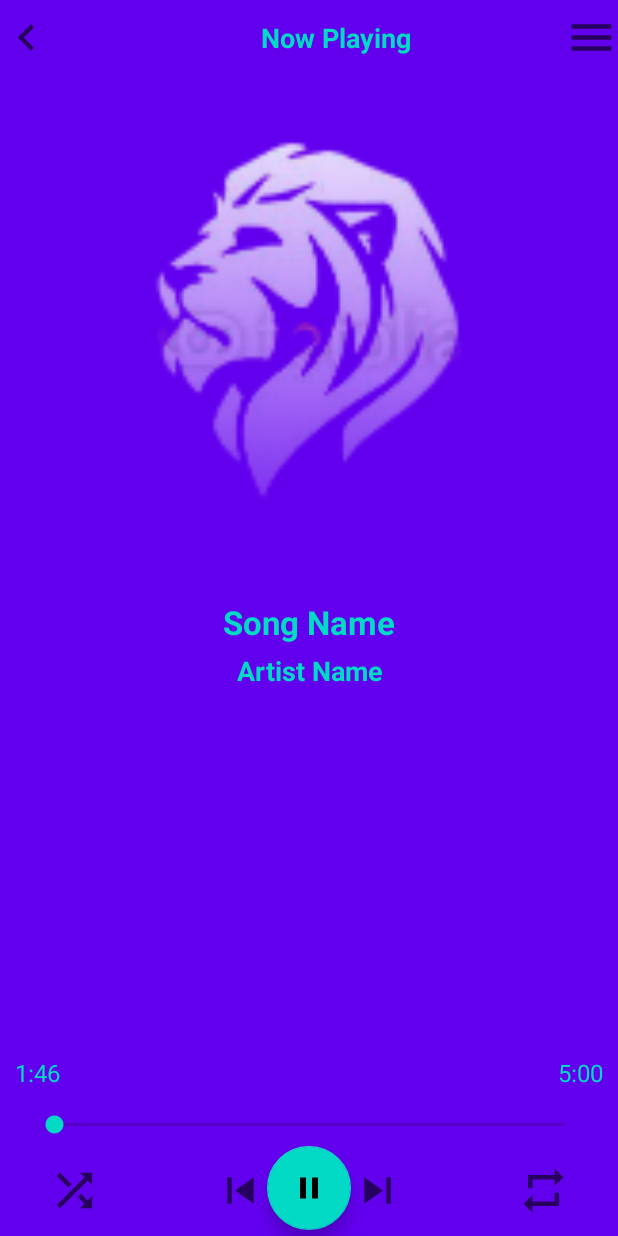
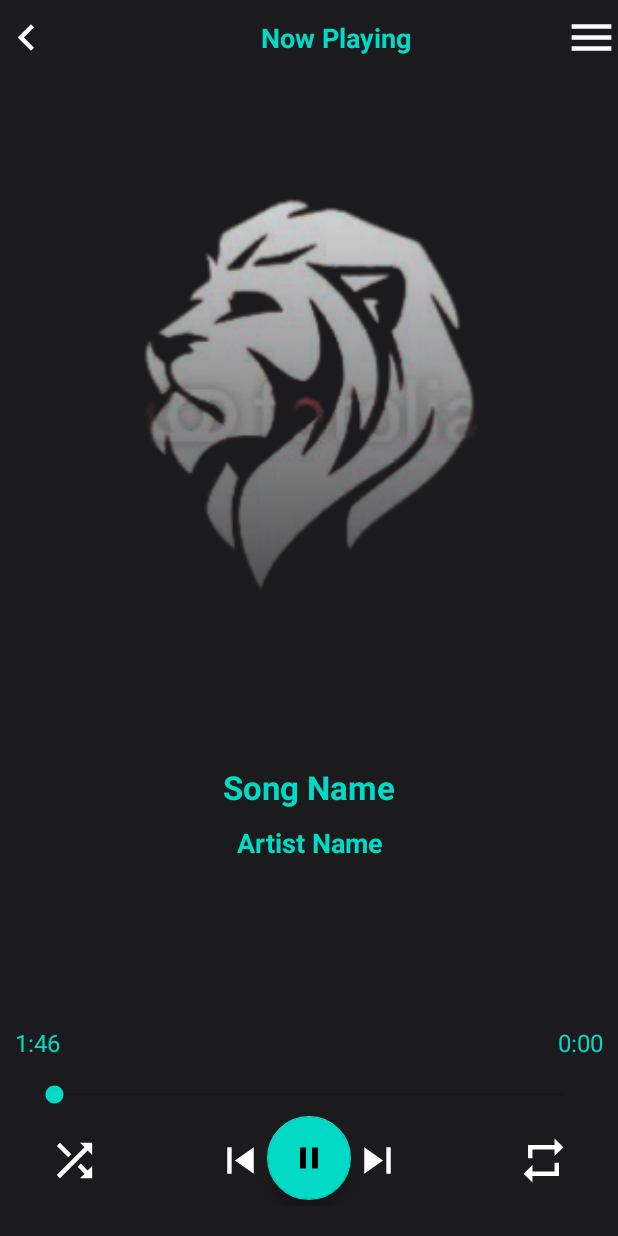
Before and after one commit to adarsh-goswamii/GYM_APPLICATION, an Android app: the player screen opened directly, with no data from a screen before it, on a phone screen of 412 x 824 dp. Run offline under Robolectric (Android 15) with nearby library versions, the phone set to English and light mode, and no system bars; pictures from the network do not load; Roboto replaces fonts that are not available here; 7 statements that could not run were skipped.

Commit message:
mediaPlayer

```diff
--- a/app/src/main/res/drawable/ic_baseline_menu_24.xml
+++ b/app/src/main/res/drawable/ic_baseline_menu_24.xml
@@ -3,7 +3,8 @@
     android:height="24dp"
     android:viewportWidth="24"
     android:viewportHeight="24"
-    android:tint="?attr/colorControlNormal">
+    android:tint="#ffffff"
+    >
   <path
       android:fillColor="@android:color/white"
       android:pathData="M3,18h18v-2L3,16v2zM3,13h18v-2L3,11v2zM3,6v2h18L21,6L3,6z"
--- a/app/src/main/res/drawable/ic_left.xml
+++ b/app/src/main/res/drawable/ic_left.xml
@@ -3,7 +3,7 @@
     android:height="24dp"
     android:viewportWidth="24"
     android:viewportHeight="24"
-    android:tint="?attr/colorControlNormal">
+    android:tint="#ffffff">
   <path
       android:fillColor="@android:color/white"
       android:pathData="M15.41,7.41L14,6l-6,6 6,6 1.41,-1.41L10.83,12z"/>
--- a/app/src/main/res/drawable/ic_pause.xml
+++ b/app/src/main/res/drawable/ic_pause.xml
@@ -3,7 +3,7 @@
     android:height="24dp"
     android:viewportWidth="24"
     android:viewportHeight="24"
-    android:tint="?attr/colorControlNormal">
+    android:tint="#ffffff">
   <path
       android:fillColor="@android:color/white"
       android:pathData="M6,19h4L10,5L6,5v14zM14,5v14h4L18,5h-4z"/>
--- a/app/src/main/res/drawable/ic_play.xml
+++ b/app/src/main/res/drawable/ic_play.xml
@@ -3,7 +3,7 @@
     android:height="24dp"
     android:viewportWidth="24"
     android:viewportHeight="24"
-    android:tint="?attr/colorControlNormal">
+    android:tint="#ffffff">
   <path
       android:fillColor="@android:color/white"
       android:pathData="M8,5v14l11,-7z"/>
--- a/app/src/main/res/drawable/ic_repeat.xml
+++ b/app/src/main/res/drawable/ic_repeat.xml
@@ -3,7 +3,7 @@
     android:height="24dp"
     android:viewportWidth="24"
     android:viewportHeight="24"
-    android:tint="?attr/colorControlNormal">
+    android:tint="#ffffff">
   <path
       android:fillColor="@android:color/white"
       android:pathData="M7,7h10v3l4,-4 -4,-4v3L5,5v6h2L7,7zM17,17L7,17v-3l-4,4 4,4v-3h12v-6h-2v4z"/>
--- a/app/src/main/res/drawable/ic_shuffle.xml
+++ b/app/src/main/res/drawable/ic_shuffle.xml
@@ -3,7 +3,7 @@
     android:height="24dp"
     android:viewportWidth="24"
     android:viewportHeight="24"
-    android:tint="?attr/colorControlNormal">
+    android:tint="#ffffff">
   <path
       android:fillColor="@android:color/white"
       android:pathData="M10.59,9.17L5.41,4 4,5.41l5.17,5.17 1.42,-1.41zM14.5,4l2.04,2.04L4,18.59 5.41,20 17.96,7.46 20,9.5L20,4h-5.5zM14.83,13.41l-1.41,1.41 3.13,3.13L14.5,20L20,20v-5.5l-2.04,2.04 -3.13,-3.13z"/>
--- a/app/src/main/res/drawable/ic_skip_next.xml
+++ b/app/src/main/res/drawable/ic_skip_next.xml
@@ -3,7 +3,7 @@
     android:height="24dp"
     android:viewportWidth="24"
     android:viewportHeight="24"
-    android:tint="?attr/colorControlNormal">
+    android:tint="#ffffff">
   <path
       android:fillColor="@android:color/white"
       android:pathData="M6,18l8.5,-6L6,6v12zM16,6v12h2V6h-2z"/>
--- a/app/src/main/res/drawable/ic_skip_previous.xml
+++ b/app/src/main/res/drawable/ic_skip_previous.xml
@@ -3,7 +3,7 @@
     android:height="24dp"
     android:viewportWidth="24"
     android:viewportHeight="24"
-    android:tint="?attr/colorControlNormal">
+    android:tint="#ffffff">
   <path
       android:fillColor="@android:color/white"
       android:pathData="M6,6h2v12L6,18zM9.5,12l8.5,6L18,6z"/>
--- a/app/src/main/res/layout/activity_player.xml
+++ b/app/src/main/res/layout/activity_player.xml
@@ -52,7 +52,7 @@
 
     <RelativeLayout
         android:layout_width="match_parent"
-        android:layout_height="350dp"
+        android:layout_height="450dp"
         android:id="@+id/card"
         android:layout_below="@+id/top_btn"
         >
@@ -67,7 +67,7 @@
 
         <ImageView
             android:layout_width="match_parent"
-            android:layout_height="350dp"
+            android:layout_height="450dp"
             android:id="@+id/imageViewGradient"
             android:src="@drawable/gradient_bg"
             android:layout_alignParentBottom="true"
@@ -80,6 +80,7 @@
         android:layout_height="wrap_content"
         android:id="@+id/song_name"
         android:text="Song Name"
+        android:layout_marginTop="10dp"
         android:gravity="center_horizontal"
         android:textColor="@color/colorAccent"
         android:textSize="22sp"
@@ -97,7 +98,7 @@
         android:layout_height="wrap_content"
         android:id="@+id/artist_name"
         android:text="Artist Name"
-        android:layout_marginTop="5dp"
+        android:layout_marginTop="10dp"
         android:gravity="center_horizontal"
         android:textColor="@color/colorAccent"
         android:textSize="18sp"
@@ -117,6 +118,7 @@
         android:layout_alignParentBottom="true"
         android:layout_alignParentStart="true"
         android:layout_alignParentEnd="true"
+        android:layout_marginBottom="20dp"
         android:layout_alignParentLeft="true"
         android:layout_alignParentRight="true"
         android:background="@drawable/gradient_bg">
--- a/app/src/main/res/values/colors.xml
+++ b/app/src/main/res/values/colors.xml
@@ -1,6 +1,6 @@
 <?xml version="1.0" encoding="utf-8"?>
 <resources>
-    <color name="colorPrimary">#6200EE</color>
-    <color name="colorPrimaryDark">#3700B3</color>
+    <color name="colorPrimary">#1B1A1C</color>
+    <color name="colorPrimaryDark">#151515</color>
     <color name="colorAccent">#03DAC5</color>
 </resources>
```
Also changed, not shown: app/src/main/java/com/example/gym_application/player.java (+234 -2 lines).
